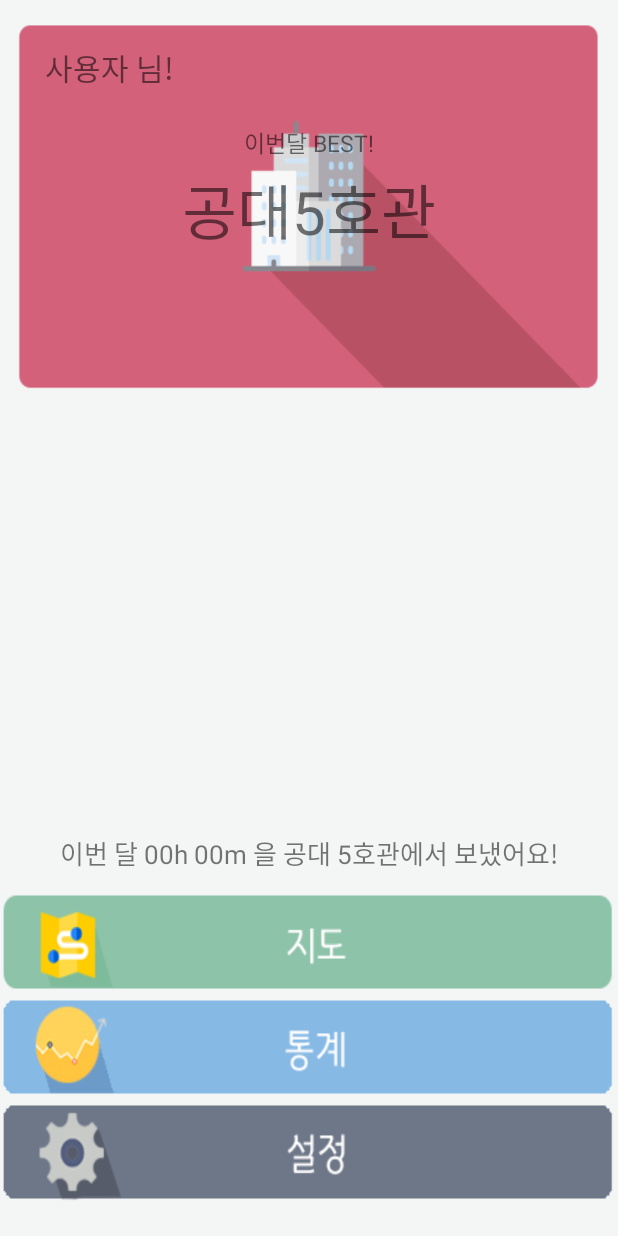
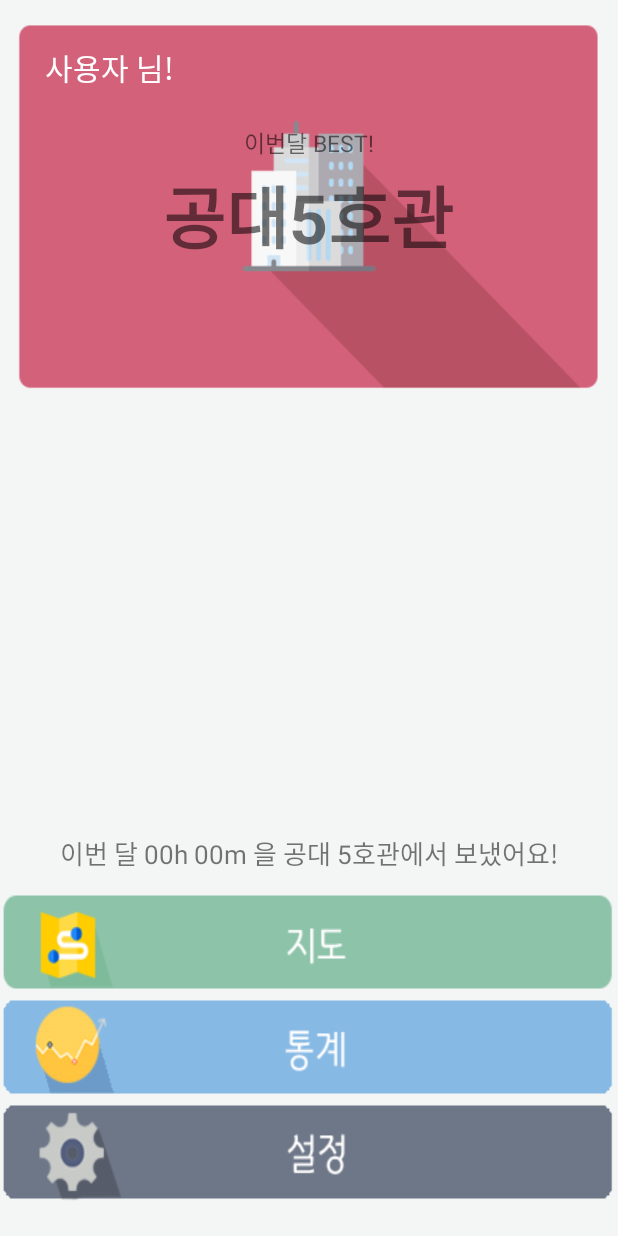
Before and after one commit to HyeockJinKim/Collathon-Self-location-statistics-App, an Android app: the layout activity_user.xml on its own in the app's theme, with its tools: preview values and no code run, on a phone screen of 412 x 824 dp. Run offline under Robolectric (Android 15) with nearby library versions, the phone set to English and light mode, and no system bars; Roboto replaces fonts that are not available here.

Commit message:
글꼴 적용

```diff
--- a/app/src/main/java/comkimhyeockjin/github/selflocationstatisticsapp/UserActivity.java
+++ b/app/src/main/java/comkimhyeockjin/github/selflocationstatisticsapp/UserActivity.java
@@ -46,5 +46,11 @@ public class UserActivity extends Activity{
         }
     }
 
+    @Override
+    protected void attachBaseContext(Context newBase) {
+
+        super.attachBaseContext(TypekitContextWrapper.wrap(newBase));
+
+    }
 
 }
--- a/app/src/main/res/layout/activity_user.xml
+++ b/app/src/main/res/layout/activity_user.xml
@@ -22,6 +22,7 @@
         android:layout_height="wrap_content"
         android:text="사용자 님!"
         android:textSize="20dp"
+        android:textColor="#ffffff"
         android:layout_alignParentTop="true"
         android:layout_marginTop="30dp"
         android:layout_marginLeft="30dp"/>
@@ -42,7 +43,8 @@
         android:layout_width="wrap_content"
         android:layout_height="wrap_content"
         android:text="공대5호관"
-        android:textSize="40dp"
+        android:textSize="45dp"
+        android:textStyle="bold"
         android:gravity="center"
         android:layout_below="@+id/bestPlaceText"
         android:layout_centerHorizontal="true" />
```
Also changed, not shown: app/src/main/java/comkimhyeockjin/github/selflocationstatisticsapp/BaseActivity.java (deleted, +0 -25 lines), app/src/main/java/comkimhyeockjin/github/selflocationstatisticsapp/GraphActivity.java (+10 -0 lines), app/src/main/java/comkimhyeockjin/github/selflocationstatisticsapp/LoginActivity.java (+9 -0 lines), 6 other files.
